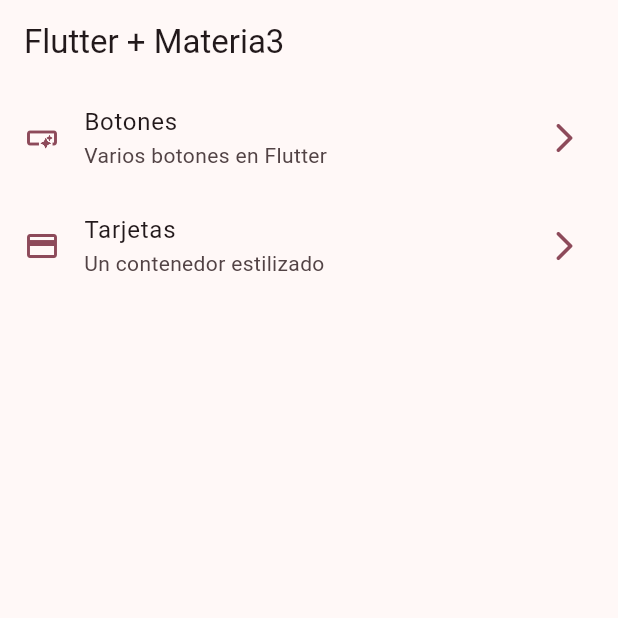
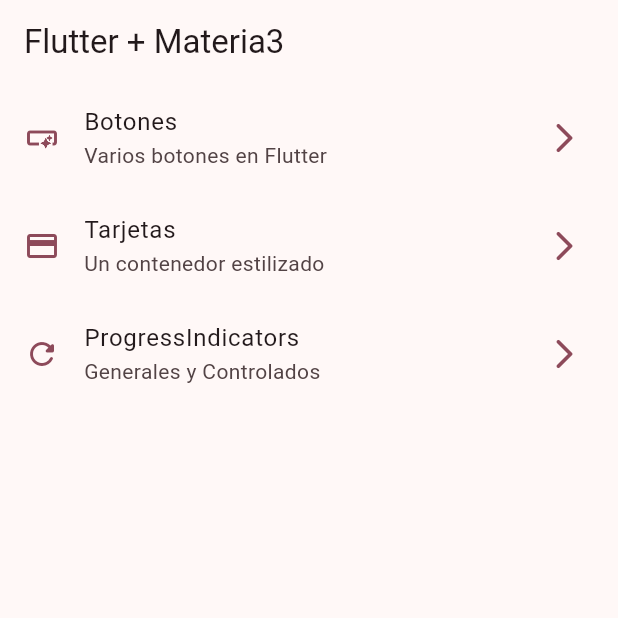
Before and after one commit to FBecerra2/widget_app, a Flutter app: the screen it shows after launch, on a phone screen of 412 x 824 dp, the top half of it. Run offline on Flutter 3.47's test engine with Material 2 defaults, Android fonts, the phone set to English and light mode, and no system bars; our stand-ins replace go_router.

Commit message:
New Branch - New Widgets - Progress Indicators

```diff
--- a/lib/config/menu/menu_items.dart
+++ b/lib/config/menu/menu_items.dart
@@ -23,5 +23,10 @@ const appMenuItems = <MenuItem>[
       title: 'Tarjetas',
       subTitle: 'Un contenedor estilizado',
       link: '/cards',
-      icon: Icons.credit_card)
+      icon: Icons.credit_card),
+  MenuItem(
+      title: 'ProgressIndicators',
+      subTitle: 'Generales y Controlados',
+      link: '/progress',
+      icon: Icons.refresh_rounded)
 ];
--- a/lib/config/router/app_router.dart
+++ b/lib/config/router/app_router.dart
@@ -2,6 +2,7 @@ import 'package:go_router/go_router.dart';
 import 'package:widget_app/presentation/screen/screens.dart';
 
 final appRouter = GoRouter(
+  initialLocation: '/',
   routes: [
     GoRoute(
       path: '/',
@@ -13,7 +14,13 @@ final appRouter = GoRouter(
     ),
     GoRoute(
       path: '/cards',
+      name: CardsScreen.name,
       builder: (context, state) => const CardsScreen(),
+    ),
+    GoRoute(
+      path: '/progress',
+      name: ProgressScreen.name,
+      builder: (context, state) => const ProgressScreen(),
     )
   ],
 );
--- a/lib/presentation/screen/cards/cards_screen.dart
+++ b/lib/presentation/screen/cards/cards_screen.dart
@@ -10,6 +10,7 @@ const cards = <Map<String, dynamic>>[
 ];
 
 class CardsScreen extends StatelessWidget {
+  static const name = 'cards_screen';
   const CardsScreen({super.key});
 
   @override
```
Also changed, not shown: lib/presentation/screen/progress/progress_screen.dart (+72 -1 lines).
